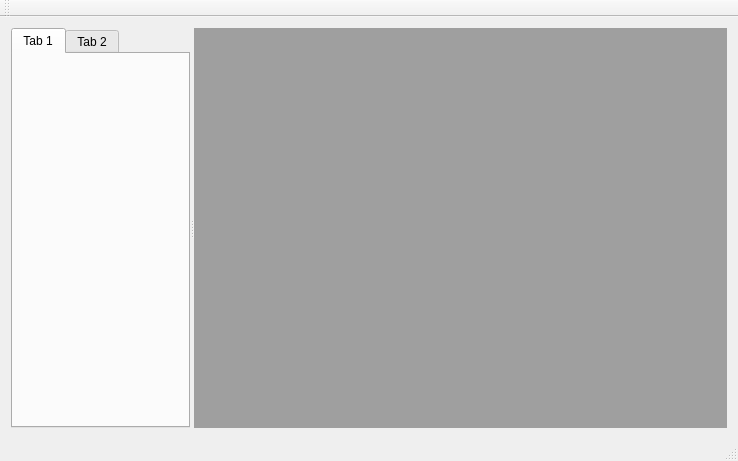
guolisen/Aardvark, file mainwindow.ui: the form before one commit.
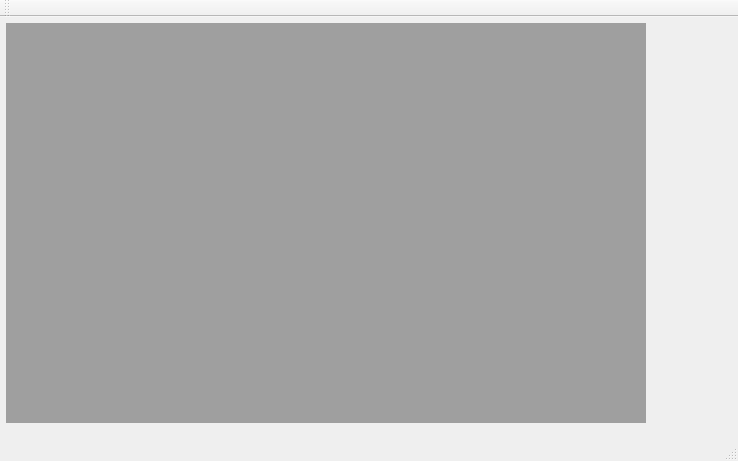
The form after the commit.

```diff
--- a/mainwindow.ui
+++ b/mainwindow.ui
@@ -23,46 +23,15 @@
      <verstretch>0</verstretch>
     </sizepolicy>
    </property>
-   <layout class="QGridLayout" name="gridLayout">
-    <item row="0" column="0">
-     <widget class="QSplitter" name="splitter">
-      <property name="sizePolicy">
-       <sizepolicy hsizetype="Preferred" vsizetype="Preferred">
-        <horstretch>0</horstretch>
-        <verstretch>0</verstretch>
-       </sizepolicy>
-      </property>
-      <property name="orientation">
-       <enum>Qt::Horizontal</enum>
-      </property>
-      <widget class="QTabWidget" name="tabWidget">
-       <property name="sizePolicy">
-        <sizepolicy hsizetype="Maximum" vsizetype="Expanding">
-         <horstretch>1</horstretch>
-         <verstretch>1</verstretch>
-        </sizepolicy>
-       </property>
-       <property name="maximumSize">
-        <size>
-         <width>400</width>
-         <height>16777215</height>
-        </size>
-       </property>
-       <property name="currentIndex">
-        <number>0</number>
-       </property>
-       <widget class="QWidget" name="tab">
-        <attribute name="title">
-         <string>Tab 1</string>
-        </attribute>
-       </widget>
-       <widget class="QWidget" name="tab_2">
-        <attribute name="title">
-         <string>Tab 2</string>
-        </attribute>
-       </widget>
-      </widget>
       <widget class="QMdiArea" name="mdiArea">
+    <property name="geometry">
+     <rect>
+      <x>6</x>
+      <y>6</y>
+      <width>640</width>
+      <height>400</height>
+     </rect>
+    </property>
        <property name="viewMode">
         <enum>QMdiArea::TabbedView</enum>
        </property>
@@ -76,9 +45,6 @@
         <enum>QTabWidget::Triangular</enum>
        </property>
       </widget>
-     </widget>
-    </item>
-   </layout>
   </widget>
   <widget class="QMenuBar" name="menuBar">
    <property name="geometry">
```
Lines whose indentation alone changed are shown as unchanged.
